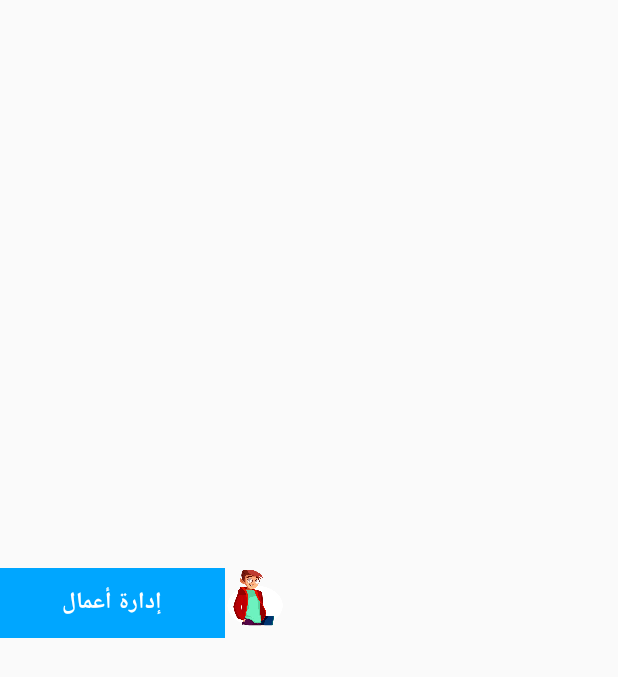
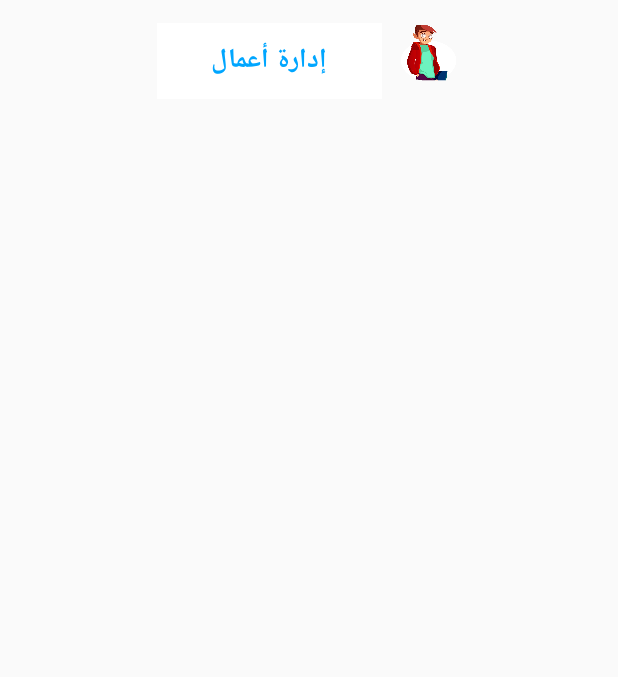
Before and after one commit to Youssefguba/RssenyApp, an Android app: the layout choosing_item_ui.xml on its own in the app's theme, with its tools: preview values and no code run, on a phone screen of 412 x 824 dp. Shown: the top 677 px of the screen. Run offline under Robolectric (Android 15) with nearby library versions, the phone set to English and light mode, and no system bars.

Commit message:
Initial Commit

```diff
--- a/app/src/main/java/com/rsseny/student/UI/FacultiesActivity.java
+++ b/app/src/main/java/com/rsseny/student/UI/FacultiesActivity.java
@@ -40,12 +40,12 @@ public class FacultiesActivity extends AppCompatActivity {
 
         recycler_menu = findViewById(R.id.recycler_menu);
         recycler_menu.setLayoutManager(new GridLayoutManager(getApplicationContext(), 1));
+
         loadChoosingMenu();
 
     }
 
     //This called when Activity started to fetch data from Firebase database
-
     public void loadChoosingMenu(){
         FirebaseRecyclerOptions<ChoosingItem> options = new FirebaseRecyclerOptions.Builder<ChoosingItem>()
                 .setQuery(choosingRef, ChoosingItem.class)
@@ -80,8 +80,8 @@ public class FacultiesActivity extends AppCompatActivity {
                         .inflate(R.layout.choosing_item_ui, parent, false);
                 return new ChoosingViewHolder(itemView);
             }
+        };
 
-        };
         adapter.startListening();
         recycler_menu.setAdapter(adapter);
 
--- a/app/src/main/res/layout/choosing_home.xml
+++ b/app/src/main/res/layout/choosing_home.xml
@@ -1,11 +1,11 @@
 <?xml version="1.0" encoding="utf-8"?>
-<androidx.coordinatorlayout.widget.CoordinatorLayout
+<RelativeLayout
     xmlns:android="http://schemas.android.com/apk/res/android"
     xmlns:app="http://schemas.android.com/apk/res-auto"
     xmlns:tools="http://schemas.android.com/tools"
     android:layout_width="match_parent"
+    android:layout_height="match_parent"
     android:background="#00A6FF"
-    android:layout_height="match_parent"
     tools:context=".UI.FacultiesActivity">
 
     <LinearLayout
@@ -36,4 +36,4 @@
     </LinearLayout>
 
 
-</androidx.coordinatorlayout.widget.CoordinatorLayout>
+</RelativeLayout>
--- a/app/src/main/res/layout/choosing_item_ui.xml
+++ b/app/src/main/res/layout/choosing_item_ui.xml
@@ -4,36 +4,43 @@
     xmlns:app="http://schemas.android.com/apk/res-auto"
     android:orientation="horizontal"
     android:layout_width="match_parent"
-    android:layout_height="match_parent"
+    android:layout_height="wrap_content"
+    android:layout_marginTop="15dp"
     android:id="@+id/choosing_item">
 
 
     <LinearLayout
         android:layout_width="match_parent"
         android:layout_height="wrap_content"
-        android:layout_gravity="center"
-        android:orientation="horizontal"
-        >
+        android:gravity="center_horizontal">
+
     <TextView
         android:id="@+id/choosing_faculty_button"
         android:layout_width="150dp"
         android:layout_height="wrap_content"
+        android:layout_marginTop="20dp"
         android:padding="10dp"
         android:layout_gravity="center_horizontal"
-        android:layout_marginTop="20dp"
-        android:background="#00A6FF"
+        android:gravity="center_horizontal"
+        android:fontFamily="@font/arahamahcity"
+        android:background="#fff"
         android:text="إدارة أعمال"
-        android:textSize="15dp"
-        android:textColor="#fff"
+        android:textSize="18dp"
+        android:textColor="#00A6FF"
         android:textStyle="bold"
-        android:gravity="center_horizontal"
+        android:layout_marginBottom="10dp"
+
         />
 
     <ImageView
         android:id="@+id/choosing_faculty_image"
-        android:layout_width="40dp"
+        android:layout_width="42dp"
         android:layout_height="40dp"
+        android:layout_marginStart="10dp"
         android:src="@drawable/da7e7"
+        android:gravity="center_horizontal"
+        android:layout_marginBottom="10dp"
+
         />
 
     </LinearLayout>
```
